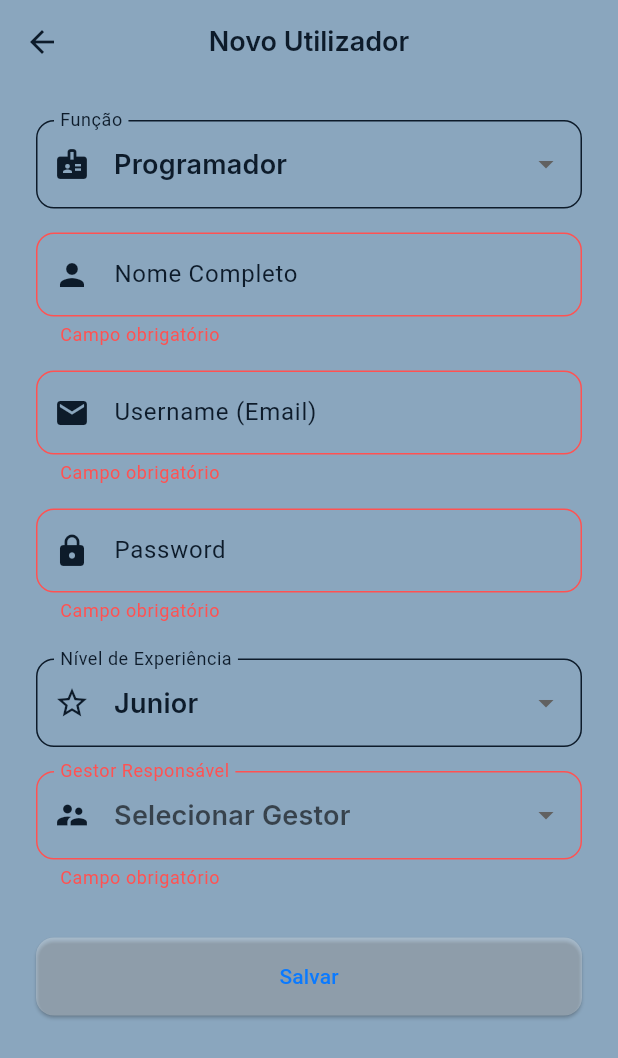
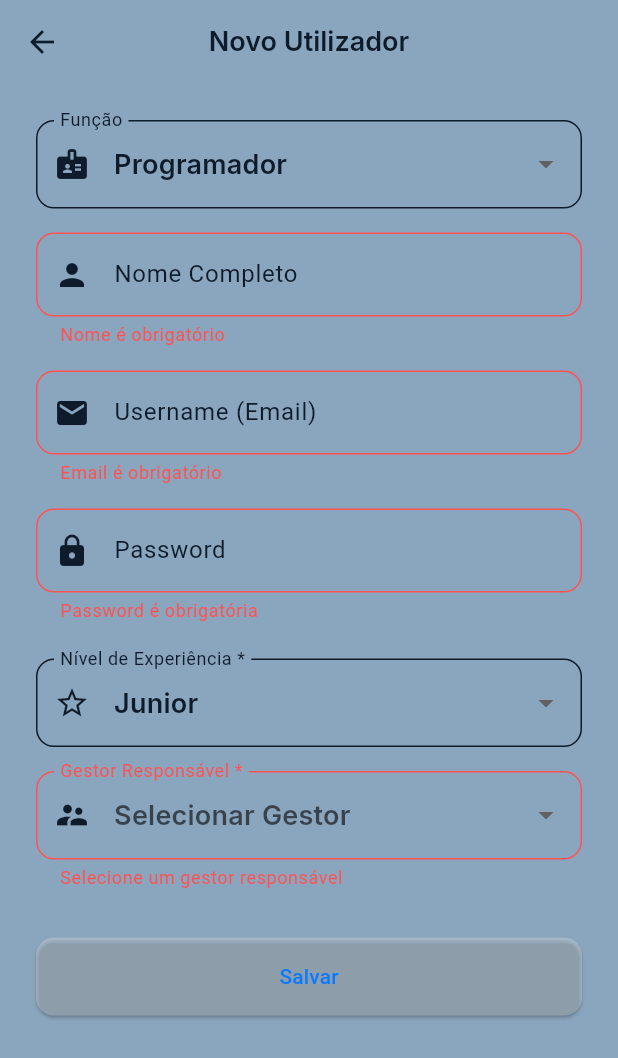
Before and after one commit to Piteira1406/iTasks, a Flutter app: the UserEditScreen screen opened directly, after a tap on "Salvar", on a phone screen of 412 x 824 dp. Shown: the top 1058 px of the screen. Run offline on Flutter 3.47's test engine with Material 3 defaults, Android fonts, the phone set to English and light mode, and no system bars; our stand-ins replace cloud_firestore, csv, firebase_auth, firebase_core, google_fonts, logger and 2 more; missing offline and left inert: drag_and_drop_lists; accounts and stored records are empty.

Commit message:
Add comprehensive form validations to task and user forms
Co-authored-by: Piteira1406 <185144315+Piteira1406@users.noreply.github.com>

```diff
--- /dev/null
+++ b/lib/core/utils/validators.dart
@@ -0,0 +1,57 @@
+// lib/core/utils/validators.dart
+
+/// Validation utility functions for forms
+class Validators {
+  /// Email validation
+  static String? email(String? value) {
+    if (value == null || value.trim().isEmpty) {
+      return 'Email é obrigatório';
+    }
+    if (!RegExp(r'^[\w-\.]+@([\w-]+\.)+[\w-]{2,4}$').hasMatch(value)) {
+      return 'Email inválido';
+    }
+    return null;
+  }
+
+  /// Password validation (min 6 chars, letters + numbers)
+  static String? password(String? value) {
+    if (value == null || value.isEmpty) {
+      return 'Password é obrigatória';
+    }
+    if (value.length < 6) {
+      return 'Password deve ter pelo menos 6 caracteres';
+    }
+    if (!RegExp(r'^(?=.*[A-Za-z])(?=.*\d)').hasMatch(value)) {
+      return 'Password deve conter letras e números';
+    }
+    return null;
+  }
+
+  /// Required field validation
+  static String? required(String? value, String fieldName) {
+    if (value == null || value.trim().isEmpty) {
+      return '$fieldName é obrigatório';
+    }
+    return null;
+  }
+
+  /// Positive number validation
+  static String? positiveNumber(String? value, String fieldName) {
+    if (value == null || value.isEmpty) {
+      return '$fieldName é obrigatório';
+    }
+    final number = int.tryParse(value);
+    if (number == null || number <= 0) {
+      return '$fieldName deve ser maior que 0';
+    }
+    return null;
+  }
+
+  /// Dropdown required validation
+  static String? dropdown(dynamic value, String fieldName) {
+    if (value == null) {
+      return 'Selecione $fieldName';
+    }
+    return null;
+  }
+}
--- a/lib/features/management/user_management/screens/user_edit_screen.dart
+++ b/lib/features/management/user_management/screens/user_edit_screen.dart
@@ -85,14 +85,34 @@ class _UserEditScreenState extends State<UserEditScreen> {
                 controller: _nameController,
                 hintText: 'Nome Completo',
                 icon: Icons.person,
-                validator: (val) => val!.isEmpty ? 'Campo obrigatório' : null,
+                validator: (value) {
+                  if (value == null || value.trim().isEmpty) {
+                    return 'Nome é obrigatório';
+                  }
+                  if (value.trim().length < 3) {
+                    return 'Nome deve ter pelo menos 3 caracteres';
+                  }
+                  if (!RegExp(r'^[a-zA-ZÀ-ÿ\s]+$').hasMatch(value)) {
+                    return 'Nome deve conter apenas letras';
+                  }
+                  return null;
+                },
               ),
               const SizedBox(height: 16),
               CustomTextField(
                 controller: _usernameController,
                 hintText: 'Username (Email)',
                 icon: Icons.email,
-                validator: (val) => val!.isEmpty ? 'Campo obrigatório' : null,
+                keyboardType: TextInputType.emailAddress,
+                validator: (value) {
+                  if (value == null || value.trim().isEmpty) {
+                    return 'Email é obrigatório';
+                  }
+                  if (!RegExp(r'^[\w-\.]+@([\w-]+\.)+[\w-]{2,4}$').hasMatch(value)) {
+                    return 'Email inválido';
+                  }
+                  return null;
+                },
               ),
               const SizedBox(height: 16),
               CustomTextField(
@@ -101,12 +121,27 @@ class _UserEditScreenState extends State<UserEditScreen> {
                 icon: Icons.lock,
                 obscureText: true,
                 validator: (val) {
-                  if (!_isEditing && val!.isEmpty) return 'Campo obrigatório';
-                  if (_isEditing && val!.isNotEmpty && val.length < 6) {
-                    return 'Mínimo 6 caracteres';
-                  }
-                  if (!_isEditing && val!.length < 6) {
-                    return 'Mínimo 6 caracteres';
+                  if (!_isEditing) {
+                    // Para novo usuário, password é obrigatória
+                    if (val == null || val.isEmpty) {
+                      return 'Password é obrigatória';
+                    }
+                    if (val.length < 6) {
+                      return 'Password deve ter pelo menos 6 caracteres';
+                    }
+                    if (!RegExp(r'^(?=.*[A-Za-z])(?=.*\d)').hasMatch(val)) {
+                      return 'Password deve conter letras e números';
+                    }
+                  } else {
+                    // Para edição, password é opcional, mas se preenchida deve ser válida
+                    if (val != null && val.isNotEmpty) {
+                      if (val.length < 6) {
+                        return 'Password deve ter pelo menos 6 caracteres';
+                      }
+                      if (!RegExp(r'^(?=.*[A-Za-z])(?=.*\d)').hasMatch(val)) {
+                        return 'Password deve conter letras e números';
+                      }
+                    }
                   }
                   return null;
                 },
@@ -172,10 +207,16 @@ class _UserEditScreenState extends State<UserEditScreen> {
       DropdownButtonFormField<NivelExperiencia>(
         initialValue: _selectedNivel,
         decoration: InputDecoration(
-          labelText: 'Nível de Experiência',
+          labelText: 'Nível de Experiência *',
           border: OutlineInputBorder(borderRadius: BorderRadius.circular(12)),
           prefixIcon: Icon(Icons.star_border),
         ),
+        validator: (value) {
+          if (value == null) {
+            return 'Selecione o nível de experiência';
+          }
+          return null;
+        },
         items: NivelExperiencia.values
             .map(
               (nivel) => DropdownMenuItem(
@@ -193,10 +234,16 @@ class _UserEditScreenState extends State<UserEditScreen> {
         initialValue: _selectedManagerId,
         hint: Text('Selecionar Gestor'),
         decoration: InputDecoration(
-          labelText: 'Gestor Responsável',
+          labelText: 'Gestor Responsável *',
           border: OutlineInputBorder(borderRadius: BorderRadius.circular(12)),
           prefixIcon: Icon(Icons.supervisor_account),
         ),
+        validator: (value) {
+          if (value == null) {
+            return 'Selecione um gestor responsável';
+          }
+          return null;
+        },
         items: mockManagers.entries
             .map(
               (entry) => DropdownMenuItem(
@@ -206,7 +253,6 @@ class _UserEditScreenState extends State<UserEditScreen> {
             )
             .toList(),
         onChanged: (value) => setState(() => _selectedManagerId = value),
-        validator: (val) => val == null ? 'Campo obrigatório' : null,
       ),
     ];
   }
@@ -217,10 +263,16 @@ class _UserEditScreenState extends State<UserEditScreen> {
       DropdownButtonFormField<Departamento>(
         initialValue: _selectedDepartamento,
         decoration: InputDecoration(
-          labelText: 'Departamento',
+          labelText: 'Departamento *',
           border: OutlineInputBorder(borderRadius: BorderRadius.circular(12)),
           prefixIcon: Icon(Icons.business),
         ),
+        validator: (value) {
+          if (value == null) {
+            return 'Selecione o departamento';
+          }
+          return null;
+        },
         items: Departamento.values
             .map(
               (dep) => DropdownMenuItem(
```
Also changed, not shown: lib/features/kanban/screens/task_details_screen.dart (+67 -2 lines).
